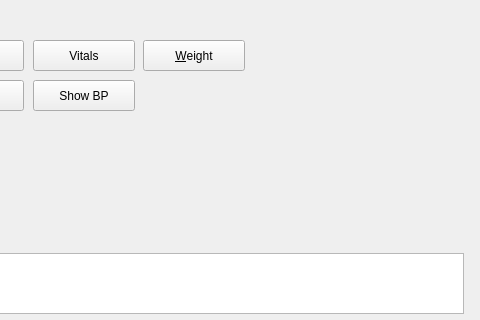
Before: the Qt Designer form menu.ui in lbase/bpvitals, drawn with Qt 5; both pictures show x 767 to 1247 and y 0 to 320 of the 1247 by 692 pixel window.
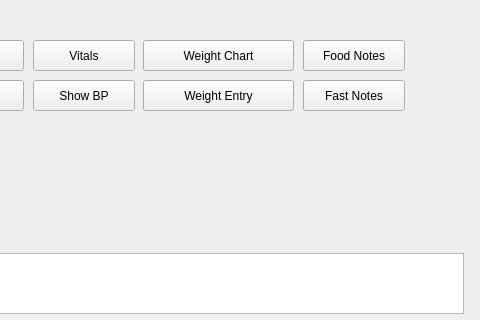
After: the same form once the commit is applied.

Commit message:
added food/fast notes and got rid of error message in notes_code.py
QSqlDatabasePrivate::removeDatabase: connection 'notesconnect' is still in use, all queries will cease to work. see closeDatabase in notes_code.py

```diff
--- a/menu.ui
+++ b/menu.ui
@@ -232,12 +232,51 @@
     <rect>
      <x>910</x>
      <y>40</y>
+     <width>151</width>
+     <height>31</height>
+    </rect>
+   </property>
+   <property name="text">
+    <string>Weight Chart</string>
+   </property>
+  </widget>
+  <widget class="QPushButton" name="btnWeightshow">
+   <property name="geometry">
+    <rect>
+     <x>910</x>
+     <y>80</y>
+     <width>151</width>
+     <height>31</height>
+    </rect>
+   </property>
+   <property name="text">
+    <string>Weight Entry</string>
+   </property>
+  </widget>
+  <widget class="QPushButton" name="btnFoodnotes">
+   <property name="geometry">
+    <rect>
+     <x>1070</x>
+     <y>40</y>
      <width>102</width>
      <height>31</height>
     </rect>
    </property>
    <property name="text">
-    <string>&amp;Weight</string>
+    <string>Food Notes</string>
+   </property>
+  </widget>
+  <widget class="QPushButton" name="btnFastnotes">
+   <property name="geometry">
+    <rect>
+     <x>1070</x>
+     <y>80</y>
+     <width>102</width>
+     <height>31</height>
+    </rect>
+   </property>
+   <property name="text">
+    <string>Fast Notes</string>
    </property>
   </widget>
  </widget>
```
The commit also changes 6 other files.
